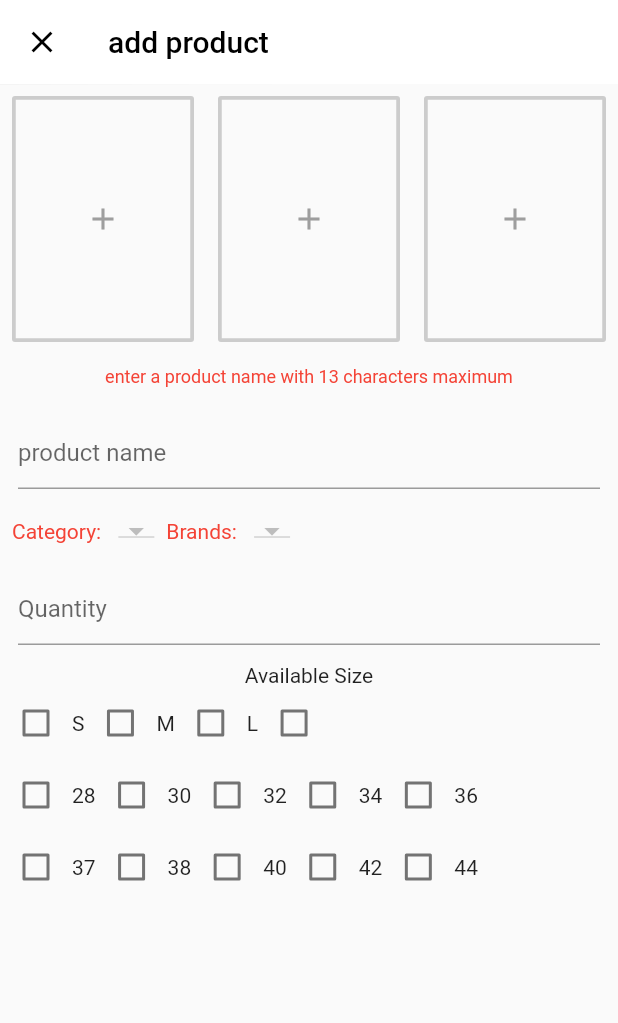
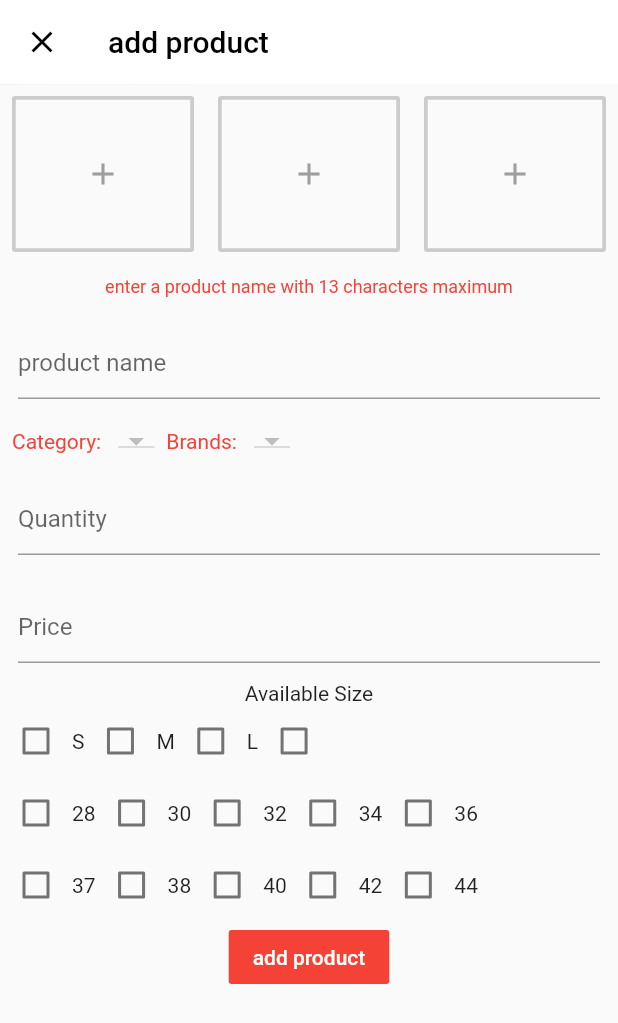
Before and after one commit to icchigoo/AdminPanel, a Flutter app: the AddProduct screen opened directly, after a tap on the "add" icon, on a phone screen of 412 x 824 dp. Shown: the top 1023 px of the screen. Run offline on Flutter 3.47's test engine with Material 2 defaults, Android fonts, the phone set to English and light mode, and no system bars; our stand-ins replace cloud_firestore, firebase_core, firebase_storage, fluttertoast, image_picker; accounts and stored records are empty.

```diff
--- /dev/null
+++ b/lib/database/product.dart
@@ -0,0 +1,16 @@
+// ignore_for_file: unused_local_variable, prefer_const_constructors, prefer_final_fields
+
+import 'package:cloud_firestore/cloud_firestore.dart';
+import 'package:uuid/uuid.dart';
+
+class ProductService {
+  FirebaseFirestore _firestore = FirebaseFirestore.instance;
+  String ref = 'products';
+
+  void uploadProduct(Map<String, dynamic> data) {
+    var id = Uuid();
+    String productId = id.v1();
+    data["id"] = productId;
+    _firestore.collection(ref).doc(productId).set(data);
+  }
+}
--- a/lib/screens/add_products.dart
+++ b/lib/screens/add_products.dart
@@ -1,10 +1,17 @@
-// ignore_for_file: prefer_const_constructors, deprecated_member_use, prefer_final_fields, non_constant_identifier_names, unused_field, avoid_print, must_call_super, prefer_collection_literals, prefer_const_literals_to_create_immutables
+// ignore_for_file: prefer_const_constructors, deprecated_member_use, prefer_final_fields, non_constant_identifier_names, unused_field, avoid_print, must_call_super, prefer_collection_literals, prefer_const_literals_to_create_immutables, unnecessary_new, curly_braces_in_flow_control_structures, unused_local_variable, unused_element
 
+import 'dart:io';
 import 'package:admin_panel/database/brand.dart';
 import 'package:admin_panel/database/category.dart';
+import 'package:admin_panel/database/product.dart';
 import 'package:cloud_firestore/cloud_firestore.dart';
 
+import 'package:firebase_storage/firebase_storage.dart';
+
 import 'package:flutter/material.dart';
+import 'package:flutter/services.dart';
+
+import 'package:image_picker/image_picker.dart';
 
 class AddProduct extends StatefulWidget {
   const AddProduct({Key? key}) : super(key: key);
@@ -16,8 +23,11 @@ class AddProduct extends StatefulWidget {
 class _AddProductState extends State<AddProduct> {
   CategoryService _categoryService = CategoryService();
   BrandService _brandService = BrandService();
+  ProductService productService = ProductService();
+  final priceController = TextEditingController();
   GlobalKey<FormState> _formKey = GlobalKey<FormState>();
   TextEditingController productNameController = TextEditingController();
+
   TextEditingController productQuantityController = TextEditingController();
   List<DocumentSnapshot> brands = <DocumentSnapshot>[];
   List<DocumentSnapshot> categories = <DocumentSnapshot>[];
@@ -27,9 +37,46 @@ class _AddProductState extends State<AddProduct> {
   String _currentCategory = '';
   String _currentBrand = '';
   List<String> selectedSize = <String>[];
-  // File? _image1;
-  // File? _image2;
-  // File? _image3;
+  File? image1;
+  File? image2;
+  File? image3;
+  bool isLoading = false;
+
+  Future pickImage(Widget widget) async {
+    try {
+      final image = await ImagePicker().pickImage(source: ImageSource.gallery);
+      if (image == null) return;
+
+      final imageTemporary = File(image.path);
+      setState(() => image1 = imageTemporary);
+    } on PlatformException catch (e) {
+      print('Faild to pick image: $e');
+    }
+  }
+
+  Future pickImage2(Widget widget) async {
+    try {
+      final image = await ImagePicker().pickImage(source: ImageSource.gallery);
+      if (image == null) return;
+
+      final imageTemporary = File(image.path);
+      setState(() => image2 = imageTemporary);
+    } on PlatformException catch (e) {
+      print('Faild to pick image: $e');
+    }
+  }
+
+  Future pickImage3(Widget widget) async {
+    try {
+      final image = await ImagePicker().pickImage(source: ImageSource.gallery);
+      if (image == null) return;
+
+      final imageTemporary = File(image.path);
+      setState(() => image3 = imageTemporary);
+    } on PlatformException catch (e) {
+      print('Faild to pick image: $e');
+    }
+  }
 
   Color white = Colors.white;
   Color black = Colors.black;
@@ -100,16 +147,33 @@ class _AddProductState extends State<AddProduct> {
                     child: Padding(
                       padding: const EdgeInsets.all(8.0),
                       child: OutlineButton(
-                        onPressed: () {},
+                          onPressed: () {
+                            // var _picker;
+                            pickImage(image1 != null
+                                ? Image.file(
+                                    image1!,
+                                  )
+                                : _displayChild1());
+                          },
                           borderSide: BorderSide(
                               color: grey.withOpacity(0.5), width: 2.5),
-                        child: Padding(
-                          padding: const EdgeInsets.fromLTRB(14, 70, 14, 70),
-                          child: Icon(
-                            Icons.add,
-                            color: grey,
+                          child: _displayChild1()),
                     ),
                   ),
+                  Expanded(
+                    child: Padding(
+                      padding: const EdgeInsets.all(8.0),
+                      child: OutlineButton(
+                        onPressed: () {
+                          pickImage2(image2 != null
+                              ? Image.file(
+                                  image2!,
+                                )
+                              : _displayChild2());
+                        },
+                        borderSide: BorderSide(
+                            color: grey.withOpacity(0.5), width: 2.5),
+                        child: _displayChild2(),
                       ),
                     ),
                   ),
@@ -118,39 +182,15 @@ class _AddProductState extends State<AddProduct> {
                       padding: const EdgeInsets.all(8.0),
                       child: OutlineButton(
                           onPressed: () {
-                          // _selectImage(ImagePicker.pickImagee(
-                          //     source: ImageSource.gallery),2);
+                            pickImage3(image3 != null
+                                ? Image.file(
+                                    image3!,
+                                  )
+                                : _displayChild3());
                           },
                           borderSide: BorderSide(
                               color: grey.withOpacity(0.5), width: 2.5),
-                        child: Padding(
-                          padding: const EdgeInsets.fromLTRB(14, 70, 14, 70),
-                          child: Icon(
-                            Icons.add,
-                            color: grey,
-                          ),
-                        ),
-                      ),
-                    ),
-                  ),
-                  Expanded(
-                    child: Padding(
-                      padding: const EdgeInsets.all(8.0),
-                      child: OutlineButton(
-                        onPressed: () {
-                          // _selectImage(ImagePicker.pickImage(
-                          //     source: ImageSource.gallery),3;
-                        },
-                        borderSide: BorderSide(
-                            color: grey.withOpacity(0.5), width: 2.5),
-                        child: Padding(
-                          padding: const EdgeInsets.fromLTRB(14, 70, 14, 70),
-                          child: Icon(
-                            Icons.add,
-                            color: grey,
-                          ),
-                        ),
-                      ),
+                          child: _displayChild3()),
                     ),
                   ),
                 ],
@@ -207,7 +247,6 @@ class _AddProductState extends State<AddProduct> {
                   ),
                 ],
               ),
-
               Padding(
                 padding: const EdgeInsets.all(12.0),
                 child: TextFormField(
@@ -223,8 +262,22 @@ class _AddProductState extends State<AddProduct> {
                   },
                 ),
               ),
+              Padding(
+                padding: const EdgeInsets.all(12.0),
+                child: TextFormField(
+                  controller: priceController,
+                  keyboardType: TextInputType.number,
+                  decoration: InputDecoration(
+                    hintText: "Price",
+                  ),
+                  validator: (value) {
+                    if (value!.isEmpty) {
+                      return 'You must enter the product price';
+                    }
+                  },
+                ),
+              ),
               Text('Available Size'),
-
               Row(
                 children: [
                   Checkbox(
@@ -244,7 +297,6 @@ class _AddProductState extends State<AddProduct> {
                       onChanged: (value) => changeSelectedSize('XXL')),
                 ],
               ),
-
               Row(
                 children: [
                   Checkbox(
@@ -292,14 +344,15 @@ class _AddProductState extends State<AddProduct> {
                       onChanged: (value) => changeSelectedSize('44')),
                   Text('44'),
                 ],
+              ),
+              FlatButton(
+                color: red,
+                textColor: white,
+                child: Text('add product'),
+                onPressed: () {
+                  validateAndUpload();
+                },
               )
-
-              // FloatButton(
-              //   color: red,
-              //   textColor: white,
-              //   child: Text('add product'),
-              //   onPressed: () {},
-              // )
             ],
           ),
         ),
@@ -347,67 +400,128 @@ class _AddProductState extends State<AddProduct> {
     }
   }
 
-  // void _selectImage(Future<XFile?> pickImage, int imageNumber) async {
-  //   File tempImg = (await pickImage) as File;
-  //   switch (imageNumber) {
-  //     case 1:
-  //       setState(() => _image1 = tempImg);
-  //       break;
-  //     case 2:
-  //       setState(() => _image2 = tempImg);
-  //       break;
-  //     case 3:
-  //       setState(() => _image3 = tempImg);
-  //       break;
-  //   }
-  // }
+  void _selectImage(Future<File> pickImage, int imageNumber) async {
+    File tempImg = await pickImage;
+    switch (imageNumber) {
+      case 1:
+        setState(() => image1 = tempImg);
+        break;
+      case 2:
+        setState(() => image2 = tempImg);
+        break;
+      case 3:
+        setState(() => image3 = tempImg);
+    }
+  }
 
-//  Widget  _displayChild() {
-//   if(_image1 == null){
-//     return Padding( padding: const EdgeInsets.fromLTRB(14, 70, 14, 70),
-//                           child: Icon(
-//                             Icons.add,
-//                             color: grey,
-//                           ),
-//                         );
-//   }
-//   else{
-//     return Padding(padding: const EdgeInsets.fromLTRB(14, 70, 14, 70),
-//                           child: Image.file(_image1)
-//                           );
+  Widget _displayChild1() {
+    if (image1 == null) {
+      return Padding(
+        padding: const EdgeInsets.fromLTRB(14, 40, 14, 40),
+        child: new Icon(
+          Icons.add,
+          color: grey,
+        ),
+      );
+    } else {
+      return Image.file(
+        image1!,
+        fit: BoxFit.fill,
+        width: double.infinity,
+      );
+    }
+  }
 
-//   }
-// }
-//  Widget  _displayChild2() {
-//   if(_image2 == null){
-//     return Padding( padding: const EdgeInsets.fromLTRB(14, 70, 14, 70),
-//                           child: Icon(
-//                             Icons.add,
-//                             color: grey,
-//                           ),
-//                         );
-//   }
-//   else{
-//     return Padding(padding: const EdgeInsets.fromLTRB(14, 70, 14, 70),
-//                           child: Image.file(_image2)
-//                           );
+  Widget _displayChild2() {
+    if (image2 == null) {
+      return Padding(
+        padding: const EdgeInsets.fromLTRB(14, 40, 14, 40),
+        child: new Icon(
+          Icons.add,
+          color: grey,
+        ),
+      );
+    } else {
+      return Image.file(
+        image2!,
+        fit: BoxFit.fill,
+        width: double.infinity,
+      );
+    }
+  }
 
-//   }
-// }
-//  Widget  _displayChild3() {
-//   if(_image3 == null){
-//     return Padding( padding: const EdgeInsets.fromLTRB(14, 70, 14, 70),
-//                           child: Icon(
-//                             Icons.add,
-//                             color: grey,
-//                           ),
-//                         );
-//   }
-//   else{
-//     return Padding(padding: const EdgeInsets.fromLTRB(14, 70, 14, 70),
-//                           child: Image.file(_image3)
-//                           );
+  Widget _displayChild3() {
+    if (image3 == null) {
+      return Padding(
+        padding: const EdgeInsets.fromLTRB(14, 40, 14, 40),
+        child: new Icon(
+          Icons.add,
+          color: grey,
+        ),
+      );
+    } else {
+      return Image.file(
+        image3!,
+        fit: BoxFit.fill,
+        width: double.infinity,
+      );
+    }
+  }
 
-//   }/
+  void validateAndUpload() async {
+    if (_formKey.currentState!.validate()) {
+      setState(() => isLoading = true);
+      if (image1 != null && image2 != null && image3 != null) {
+        if (selectedSize.isNotEmpty) {
+          String imageUrl1;
+          String imageUrl2;
+          String imageUrl3;
 
+          FirebaseStorage storage = FirebaseStorage.instance;
+          final String picture1 =
+              "1${DateTime.now().millisecondsSinceEpoch.toString()}.jpg";
+
+          UploadTask task1 = storage.ref().child(picture1).putFile(image1!);
+          final String picture2 =
+              "2${DateTime.now().millisecondsSinceEpoch.toString()}.jpg";
+          UploadTask task2 = storage.ref().child(picture2).putFile(image2!);
+          final String picture3 =
+              "3${DateTime.now().millisecondsSinceEpoch.toString()}.jpg";
+          UploadTask task3 = storage.ref().child(picture3).putFile(image3!);
+
+          TaskSnapshot snapshot1 = await task1.then((snapshot) => snapshot);
+          TaskSnapshot snapshot2 = await task2.then((snapshot) => snapshot);
+
+          task3.then((snapshot3) async {
+            imageUrl1 = await snapshot1.ref.getDownloadURL();
+            imageUrl2 = await snapshot2.ref.getDownloadURL();
+            imageUrl3 = await snapshot3.ref.getDownloadURL();
+            List<String> imageList = [imageUrl1, imageUrl2, imageUrl3];
+
+            productService.uploadProduct({
+              "name": productNameController.text,
+              "price": double.parse(priceController.text),
+              "sizes": selectedSize,
+              "images": imageList,
+              "quantity": int.parse(productQuantityController.text),
+              "brand": _currentBrand,
+              "category": _currentCategory
+            });
+            _formKey.currentState!.reset();
+            setState(() => isLoading = false);
+//            Fluttertoast.showToast(msg: 'Product added');
+            Navigator.pop(context);
+          });
+        } else {
+          setState(() => isLoading = false);
+
+//          Fluttertoast.showToast(msg: 'select atleast one size');
         }
+      } else {
+        setState(() => isLoading = false);
+
+//        Fluttertoast.showToast(msg: 'all the images must be provided');
+      }
+    }
+  }
+}
--- a/lib/screens/admin.dart
+++ b/lib/screens/admin.dart
@@ -3,8 +3,7 @@
 import 'package:admin_panel/database/brand.dart';
 import 'package:admin_panel/database/category.dart';
 import 'package:admin_panel/screens/add_products.dart';
-import 'package:flutter/cupertino.dart';
-import 'package:flutter/foundation.dart';
+
 import 'package:flutter/material.dart';
 import 'package:fluttertoast/fluttertoast.dart';
 
@@ -51,7 +50,7 @@ class _AdminState extends State<Admin> {
                     setState(() => _selectedPage = Page.manage);
                   },
                   icon: Icon(
-                    Icons.dashboard,
+                    Icons.sort,
                     color: _selectedPage == Page.dashboard ? active : notActive,
                   ),
                   label: const Text('Manage'),
--- a/pubspec.yaml
+++ b/pubspec.yaml
@@ -43,6 +43,7 @@ dependencies:
   uuid:
   firebase_database:
   flutter_typeahead: ^3.2.4
+  firebase_storage: ^10.2.4
 
 
 
```
Also changed, not shown: pubspec.lock. Lines whose indentation alone changed are shown as unchanged.
